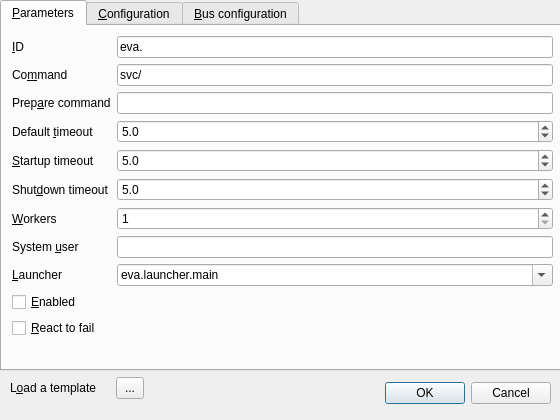
Before: the Qt Designer form ui/svc_edit.ui in eva-ics/ecmui, drawn with Qt 5.
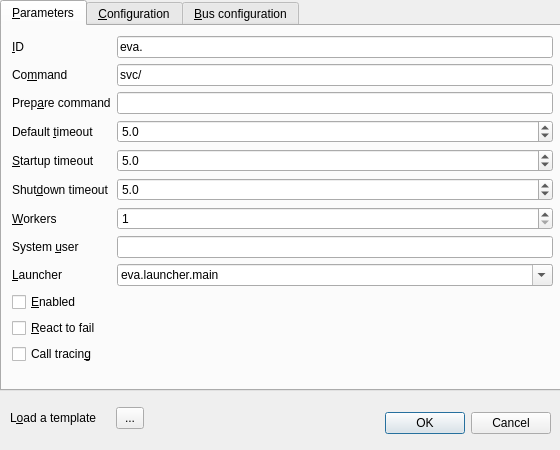
After: the same form once the commit is applied. Icons and pictures are not drawn.

Commit message: call tracing

Diff of the .ui file:
```diff
--- a/ui/svc_edit.ui
+++ b/ui/svc_edit.ui
@@ -10,19 +10,19 @@
     <x>0</x>
     <y>0</y>
     <width>560</width>
-    <height>420</height>
+    <height>450</height>
    </rect>
   </property>
   <property name="minimumSize">
    <size>
     <width>560</width>
-    <height>420</height>
+    <height>450</height>
    </size>
   </property>
   <property name="maximumSize">
    <size>
     <width>560</width>
-    <height>420</height>
+    <height>450</height>
    </size>
   </property>
   <property name="windowTitle">
@@ -36,7 +36,7 @@
    <property name="geometry">
     <rect>
      <x>210</x>
-     <y>377</y>
+     <y>407</y>
      <width>341</width>
      <height>32</height>
     </rect>
@@ -54,7 +54,7 @@
      <x>0</x>
      <y>0</y>
      <width>561</width>
-     <height>371</height>
+     <height>391</height>
     </rect>
    </property>
    <property name="currentIndex">
@@ -73,7 +73,7 @@
        <x>10</x>
        <y>10</y>
        <width>541</width>
-       <height>321</height>
+       <height>342</height>
       </rect>
      </property>
      <layout class="QFormLayout" name="formLayout">
@@ -268,6 +268,13 @@
         </property>
        </widget>
       </item>
+      <item row="11" column="0">
+       <widget class="QCheckBox" name="i_call_tracing">
+        <property name="text">
+         <string>Call tracin&amp;g</string>
+        </property>
+       </widget>
+      </item>
      </layout>
     </widget>
    </widget>
@@ -474,7 +481,7 @@
    <property name="geometry">
     <rect>
      <x>116</x>
-     <y>377</y>
+     <y>407</y>
      <width>28</width>
      <height>22</height>
     </rect>
@@ -487,7 +494,7 @@
    <property name="geometry">
     <rect>
      <x>10</x>
-     <y>380</y>
+     <y>410</y>
      <width>101</width>
      <height>16</height>
     </rect>
```
Left out of the diff: 2 changed lines with no effect on the pictures. The commit also changes 4 other files.
